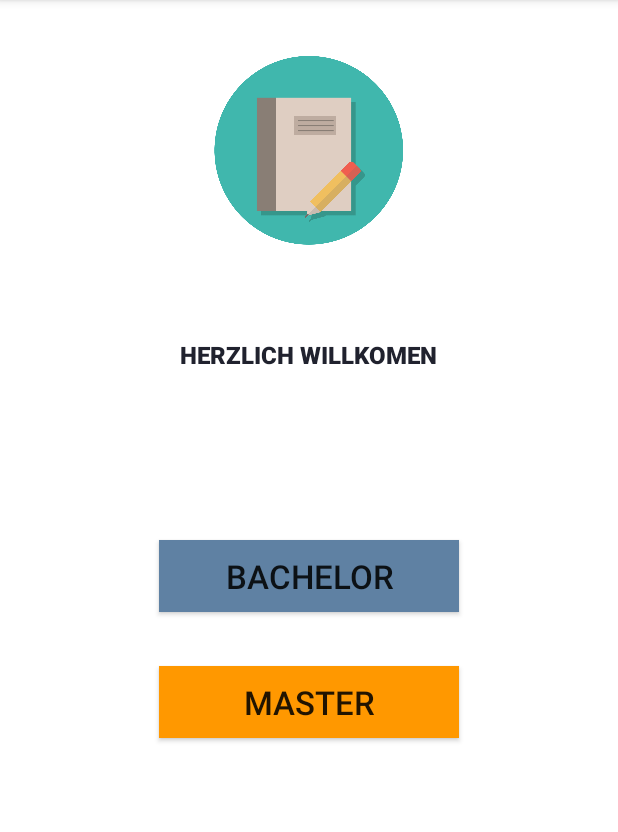
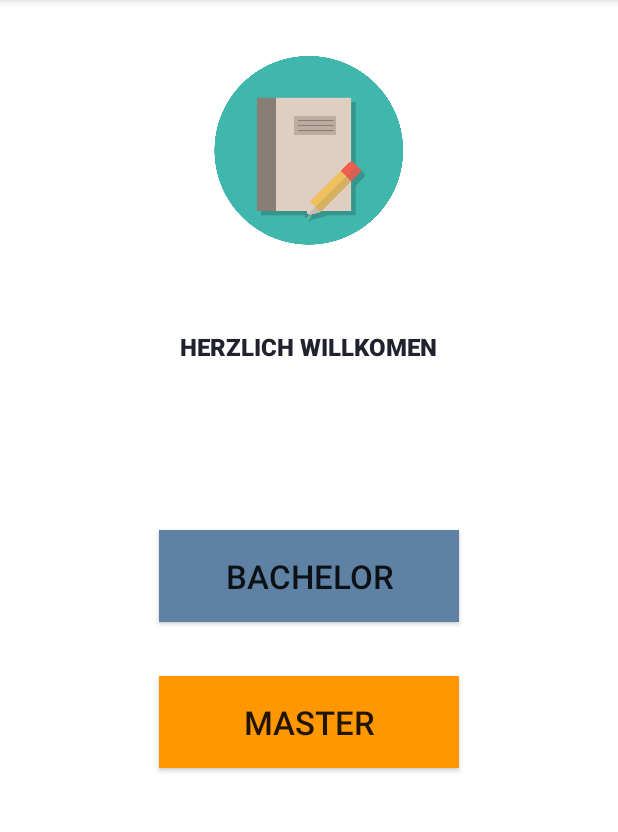
Before and after one commit to reza-foroushani/SM-Overview, an Android app: the screen it shows after launch (MainBachelorActivity), on a phone screen of 412 x 824 dp, the part 84-916 px from its top. Run offline under Robolectric (Android 15) with nearby library versions, the phone set to English and light mode, and no system bars.

Commit message:
erste Exampler

```diff
--- a/app/src/main/java/de/hskl/smoverview/MainBachelorActivity.java
+++ b/app/src/main/java/de/hskl/smoverview/MainBachelorActivity.java
@@ -1,12 +1,14 @@
 package de.hskl.smoverview;
 
 import androidx.appcompat.app.AppCompatActivity;
+
+import android.content.Intent;
 import android.os.Bundle;
 import android.view.View;
 import android.widget.Button;
-import android.widget.Toast;
 
-public class MainBachelorActivity extends AppCompatActivity {
+
+public class MainBachelorActivity extends AppCompatActivity implements View.OnClickListener {
 
     Button master;
     Button bachelor;
@@ -15,5 +17,27 @@ public class MainBachelorActivity extends AppCompatActivity {
         super.onCreate(savedInstanceState);
         setContentView(R.layout.activity_main_bachelor);
 
+    bachelor = findViewById(R.id.BACHELOR_BUTTON);
+    master = findViewById(R.id.MASTER_BUTTON);
+    bachelor.setOnClickListener(this);
+    master.setOnClickListener(this);
+
+
+    }
+
+    @Override
+    public void onClick(View view) {
+        if(view.getId() == bachelor.getId())
+        {
+            Intent intentOfBachelor = new Intent(this,BachelorIntent.class);
+            startActivity(intentOfBachelor);
+        }//if
+
+        if(view.getId() == master.getId())
+        {
+            Intent intentOfMaster  = new Intent(this,MasterIntent.class);
+            startActivity(intentOfMaster);
+        }
+
     }
 }
--- a/app/src/main/res/layout/activity_main_bachelor.xml
+++ b/app/src/main/res/layout/activity_main_bachelor.xml
@@ -24,7 +24,7 @@
         android:layout_centerInParent="true"
         android:fontFamily="sans-serif-black"
         android:gravity="center"
-        android:padding="25dp"
+        android:padding="20dp"
         android:text="Herzlich Willkomen"
         android:textAllCaps="true"
         android:textColor="#20222E"
@@ -40,6 +40,7 @@
         android:layout_alignParentBottom="false"
         android:layout_centerInParent="true"
         android:background="#5F81A3"
+        android:padding="16dp"
         android:text="BACHELOR"
         android:textSize="22sp" />
 
@@ -49,9 +50,9 @@
         android:layout_height="wrap_content"
         android:layout_below="@id/BACHELOR_BUTTON"
         android:layout_centerInParent="true"
-        android:layout_centerVertical="true"
         android:layout_marginTop="36dp"
         android:background="#FF9800"
+        android:padding="16dp"
         android:text="MASTER"
         android:textSize="22sp" />
 
```
Also changed, not shown: app/src/main/AndroidManifest.xml (+5 -7 lines), app/src/main/java/de/hskl/smoverview/BachelorIntent.java (added, +21 -0 lines), app/src/main/java/de/hskl/smoverview/MasterIntent.java (added, +20 -0 lines), app/src/main/res/layout/bachelor_bachelor.xml (added, +28 -0 lines), app/src/main/res/layout/master_master.xml (added, +15 -0 lines), app/src/main/res/drawable/monster_2841763_1920.jpg (added), app/src/main/res/drawable/professor_2308610_1920.jpg (added).
